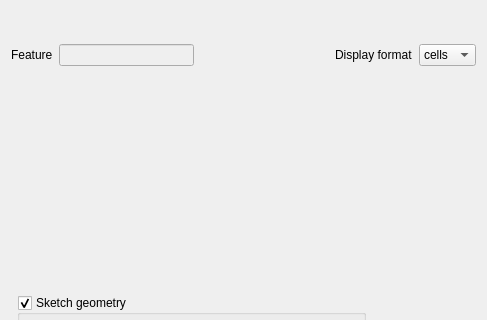
The window that ui/ui_geomeditor.ui (3nids/plaingeometryeditor) describes before a commit, drawn with Qt 5; both pictures show x 0 to 487 and y 0 to 320 of the 487 by 494 pixel window.
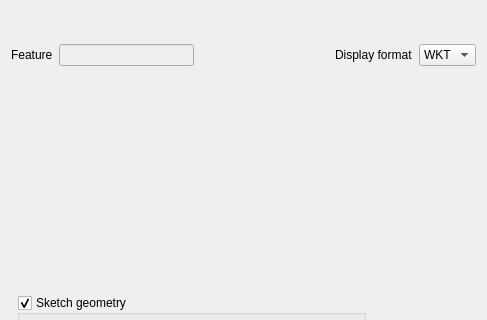
The same window after the commit. Custom widgets are drawn as their Qt base class.

Diff of the .ui file:
```diff
--- a/ui/ui_geomeditor.ui
+++ b/ui/ui_geomeditor.ui
@@ -111,11 +111,6 @@
       </item>
       <item row="0" column="4">
        <widget class="QComboBox" name="displayCombo">
-        <item>
-         <property name="text">
-          <string>cells</string>
-         </property>
-        </item>
         <item>
          <property name="text">
           <string>WKT</string>
```
